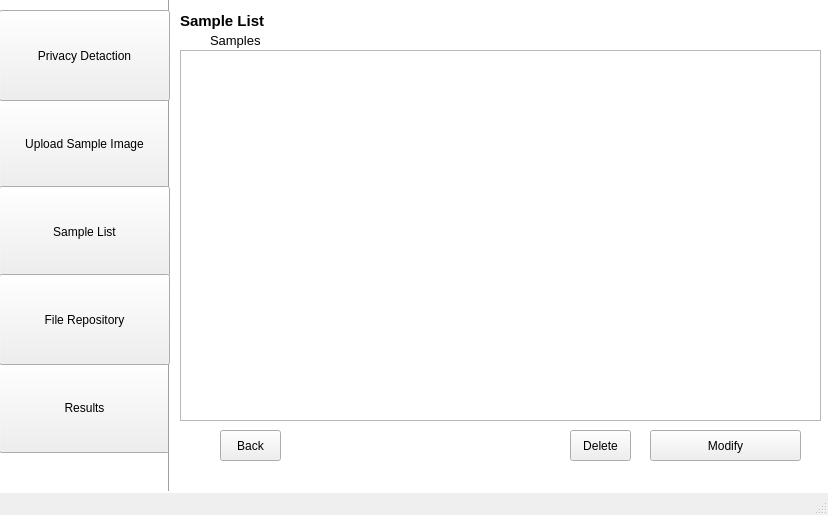
Old version of the form app/gui/UI/ui_6.ui in the repository CSID-DGU/2023-1-CECD3-Sugar-4.
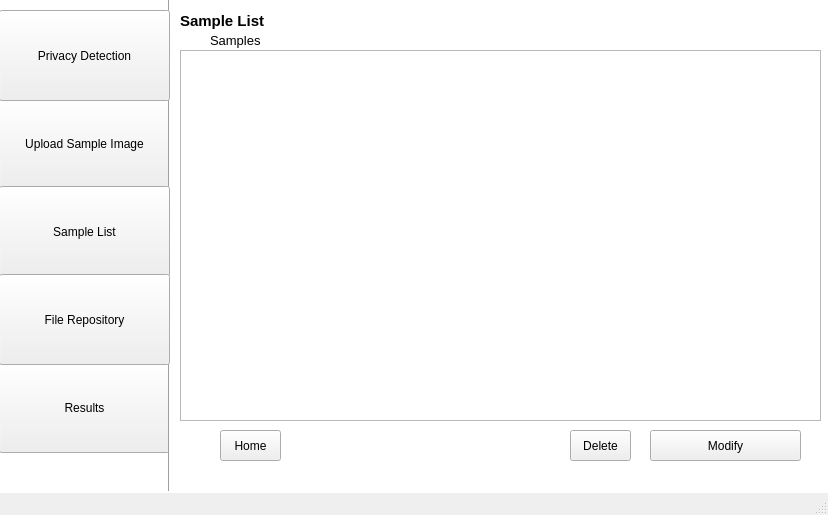
New version of the form.

Commit message: ui: 오탈자 수정, back-> Home

What changed in the file:
```diff
--- a/app/gui/UI/ui_6.ui
+++ b/app/gui/UI/ui_6.ui
@@ -107,7 +107,7 @@
      </rect>
     </property>
     <property name="text">
-     <string>Back</string>
+     <string>Home</string>
     </property>
    </widget>
    <widget class="QPushButton" name="pushButton_4">
@@ -214,7 +214,7 @@
      </rect>
     </property>
     <property name="text">
-     <string>Privacy Detaction</string>
+     <string>Privacy Detection</string>
     </property>
    </widget>
   </widget>
```
The commit also changes 13 other files.
